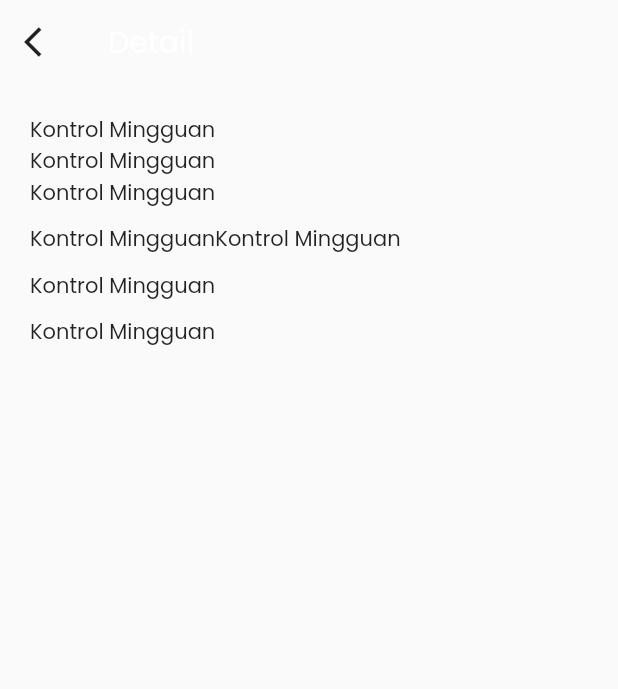
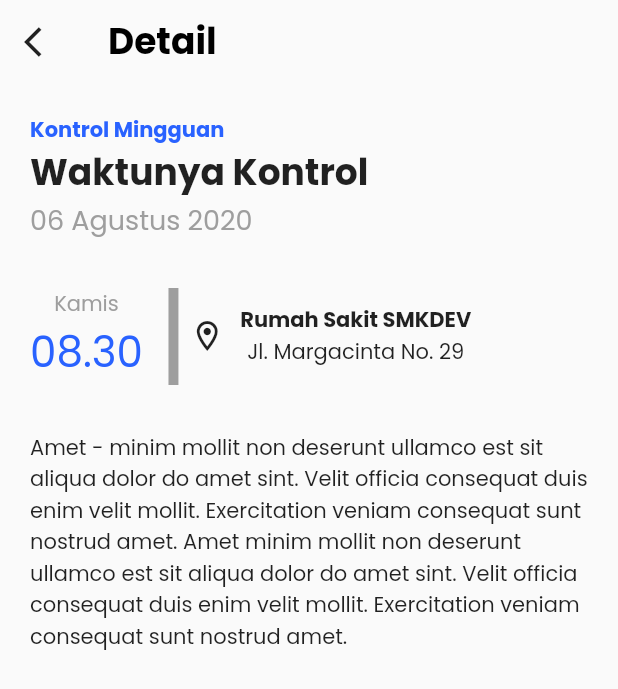
Before and after one commit to zanuarts/RS-TingkatAkhir, a Flutter app: the ProfileDetail screen opened directly, on a phone screen of 412 x 824 dp. Shown: the top 689 px of the screen. Run offline on Flutter 3.47's test engine with Material 2 defaults, Android fonts, the phone set to English and light mode, and no system bars; our stand-ins replace carousel_pro, flutter_datetime_picker, google_maps_flutter, random_string; missing offline and left inert: cupertino_radio_choice.

Commit message:
profile page mockup beres

```diff
--- a/lib/src/ui/pages/profile/page_profile_detail.dart
+++ b/lib/src/ui/pages/profile/page_profile_detail.dart
@@ -1,4 +1,5 @@
 import 'package:flutter/material.dart';
+import 'package:smkdev/src/constants/constant.dart';
 
 class ProfileDetail extends StatelessWidget {
   @override
@@ -15,26 +16,84 @@ class ProfileDetail extends StatelessWidget {
               },
               color: Colors.black87,
             ),
-            title: Text('Detail'),
+            title: Text('Detail',
+              style: TextStyle(
+                color: Colors.black,
+                fontSize: 24,
+                fontWeight: FontWeight.bold
+              ),
+            ),
           ),
           body: Container(
             padding: EdgeInsets.all(20),
             child: ListView(
               children: [
-                Text("Kontrol Mingguan"),
-                Text("Kontrol Mingguan"),
-                Text("Kontrol Mingguan"),
+                Text(
+                  "Kontrol Mingguan",
+                  style: TextStyle(
+                    color: colorPrimary,
+                    fontWeight: FontWeight.bold
+                  ),
+                ),
+                Text(
+                  "Waktunya Kontrol",
+                  style: TextStyle(
+                    fontSize: 24,
+                    fontWeight: FontWeight.bold,
+                  ),
+                ),
+                Text(
+                  "06 Agustus 2020",
+                  style: TextStyle(
+                    fontSize: 18,
+                    color: Colors.grey,
+                  ),
+                ),
                 SizedBox(height:10),
             Row(
               children: [
-                Text("Kontrol Mingguan"),
-                Text("Kontrol Mingguan"),
+                Column(
+                  children: [
+                    Text(
+                      "Kamis",
+                      style: TextStyle(
+                        color: Colors.grey,
+                      ),
+                    ),
+                    Text(
+                      "08.30",
+                      style: TextStyle(
+                        fontSize: 28,
+                        color: colorPrimary,
+                      ),
+                    ),
+                  ],
+                ),
+                SizedBox(width: 10),
+                Text(
+                  "|",
+                  style: TextStyle(
+                    fontSize: 72,
+                    color: Colors.grey,
+                  ),
+                ),
+                Icon(Icons.location_on_outlined),
+                SizedBox(width: 10),
+                Column(
+                  children: [
+                    Text(
+                      "Rumah Sakit SMKDEV",
+                      style: TextStyle(
+                        fontWeight: FontWeight.bold,
+                      ),
+                    ),
+                    Text("Jl. Margacinta No. 29"),
+                  ],
+                )
               ],
             ),
             SizedBox(height:10),
-            Text("Kontrol Mingguan"),
-            SizedBox(height:10),
-            Text("Kontrol Mingguan"),
+            Text("Amet - minim mollit non deserunt ullamco est sit aliqua dolor do amet sint. Velit officia consequat duis enim velit mollit. Exercitation veniam consequat sunt nostrud amet. Amet minim mollit non deserunt ullamco est sit aliqua dolor do amet sint. Velit officia consequat duis enim velit mollit. Exercitation veniam consequat sunt nostrud amet."),
           ],
         ),
       ),
--- a/lib/src/ui/widgets/profile/profile_list_item.dart
+++ b/lib/src/ui/widgets/profile/profile_list_item.dart
@@ -1,5 +1,6 @@
 import 'package:flutter/material.dart';
 import 'package:smkdev/src/constants/constant.dart';
+import 'package:smkdev/src/ui/pages/profile/page_profile_detail.dart';
 
 class ProfileListItem extends StatelessWidget {
   const ProfileListItem({
@@ -17,7 +18,15 @@ class ProfileListItem extends StatelessWidget {
   final String title, subtitle, waktu, badge;
   @override
   Widget build(BuildContext context) {
-    return Container(
+    return GestureDetector(
+      onTap: (){
+        print("notif pressed");
+        Navigator.push(
+        context,
+        MaterialPageRoute(builder: (context) => ProfileDetail()),
+        );
+      },
+      child:Container(
       padding: EdgeInsets.all(10),
       decoration: BoxDecoration(color: read ? Colors.white : Colors.grey[100]),
       child: Container(
@@ -100,6 +109,7 @@ class ProfileListItem extends StatelessWidget {
           ],
         ),
       ),
+    ),
     );
   }
 }
```
